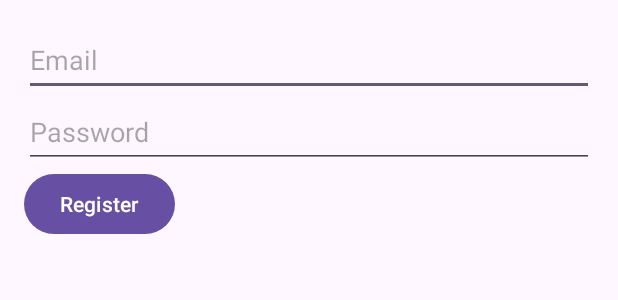
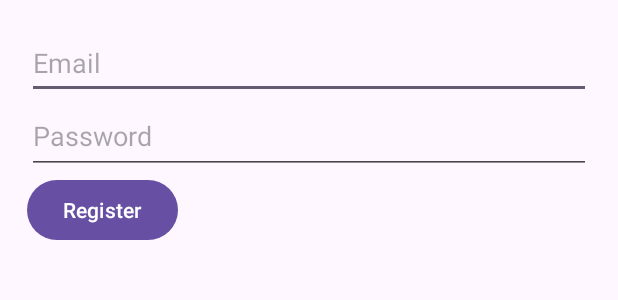
Before and after one commit to BHUPATHI-LAKSHMI-PRAVALLIKA/Grid-Layout, an Android app: the layout registrationlayout.xml on its own in the app's theme, with its tools: preview values and no code run, on a phone screen of 412 x 824 dp. Shown: the top 300 px of the screen. Run offline under Robolectric (Android 15) with nearby library versions, the phone set to English and light mode, and no system bars.

Commit message:
files updated

```diff
--- a/app/src/main/res/layout/registrationlayout.xml
+++ b/app/src/main/res/layout/registrationlayout.xml
@@ -3,7 +3,7 @@
     android:layout_width="match_parent"
     android:layout_height="match_parent"
     android:orientation="vertical"
-    android:padding="16dp">
+    android:padding="18dp">
 
     <EditText
         android:id="@+id/emailEditText"
@@ -17,7 +17,7 @@
         android:id="@+id/passwordEditText"
         android:layout_width="match_parent"
         android:layout_height="wrap_content"
-        android:minHeight="48dp"
+        android:minHeight="50dp"
     android:hint="Password"
     android:inputType="textPassword" />
 
```
Also changed, not shown: app/src/main/java/com/example/notetakerapplication/AddEditNoteActivity.java (+0 -13 lines), app/src/main/java/com/example/notetakerapplication/LoginActivity.java (+0 -10 lines), app/src/main/java/com/example/notetakerapplication/MainActivity.java (+0 -9 lines), app/src/main/java/com/example/notetakerapplication/RegisterActivity.java (+2 -10 lines).
